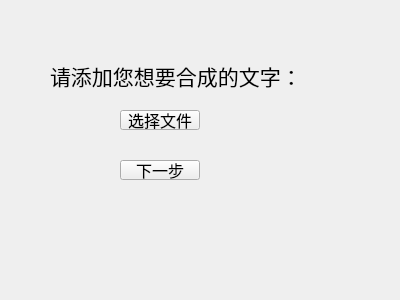
zsplj/AI_intro-ui, file aitrans_2/speechsynthesis_1.ui: the form before one commit.
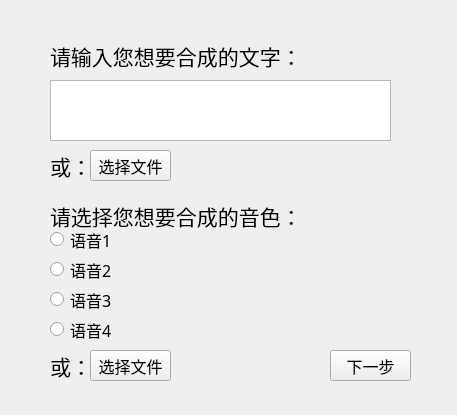
The form after the commit.

Commit message: 语音合成ui框架

```diff
--- a/aitrans_2/speechsynthesis_1.ui
+++ b/aitrans_2/speechsynthesis_1.ui
@@ -6,38 +6,19 @@
    <rect>
     <x>0</x>
     <y>0</y>
-    <width>400</width>
-    <height>300</height>
+    <width>457</width>
+    <height>415</height>
    </rect>
   </property>
   <property name="windowTitle">
    <string>Form</string>
   </property>
-  <widget class="QPushButton" name="nextBtn">
-   <property name="geometry">
-    <rect>
-     <x>120</x>
-     <y>160</y>
-     <width>80</width>
-     <height>20</height>
-    </rect>
-   </property>
-   <property name="font">
-    <font>
-     <family>华文新魏</family>
-     <pointsize>12</pointsize>
-    </font>
-   </property>
-   <property name="text">
-    <string>下一步</string>
-   </property>
-  </widget>
   <widget class="QLabel" name="label">
    <property name="geometry">
     <rect>
      <x>50</x>
-     <y>60</y>
-     <width>261</width>
+     <y>40</y>
+     <width>321</width>
      <height>31</height>
     </rect>
    </property>
@@ -48,16 +29,16 @@
     </font>
    </property>
    <property name="text">
-    <string>请添加您想要合成的文字：</string>
+    <string>请输入您想要合成的文字：</string>
    </property>
   </widget>
   <widget class="QPushButton" name="nextBtn_2">
    <property name="geometry">
     <rect>
-     <x>120</x>
-     <y>110</y>
-     <width>80</width>
-     <height>20</height>
+     <x>90</x>
+     <y>150</y>
+     <width>81</width>
+     <height>31</height>
     </rect>
    </property>
    <property name="font">
@@ -70,6 +51,187 @@
     <string>选择文件</string>
    </property>
   </widget>
+  <widget class="QPushButton" name="nextBtn_3">
+   <property name="geometry">
+    <rect>
+     <x>90</x>
+     <y>350</y>
+     <width>81</width>
+     <height>31</height>
+    </rect>
+   </property>
+   <property name="font">
+    <font>
+     <family>华文新魏</family>
+     <pointsize>12</pointsize>
+    </font>
+   </property>
+   <property name="text">
+    <string>选择文件</string>
+   </property>
+  </widget>
+  <widget class="QPushButton" name="nextBtn_4">
+   <property name="geometry">
+    <rect>
+     <x>330</x>
+     <y>350</y>
+     <width>81</width>
+     <height>31</height>
+    </rect>
+   </property>
+   <property name="font">
+    <font>
+     <family>华文新魏</family>
+     <pointsize>12</pointsize>
+    </font>
+   </property>
+   <property name="text">
+    <string>下一步</string>
+   </property>
+  </widget>
+  <widget class="QRadioButton" name="radioButton_7">
+   <property name="geometry">
+    <rect>
+     <x>50</x>
+     <y>320</y>
+     <width>81</width>
+     <height>19</height>
+    </rect>
+   </property>
+   <property name="font">
+    <font>
+     <family>华文新魏</family>
+     <pointsize>12</pointsize>
+    </font>
+   </property>
+   <property name="text">
+    <string>语音4</string>
+   </property>
+  </widget>
+  <widget class="QRadioButton" name="radioButton">
+   <property name="geometry">
+    <rect>
+     <x>50</x>
+     <y>230</y>
+     <width>81</width>
+     <height>19</height>
+    </rect>
+   </property>
+   <property name="font">
+    <font>
+     <family>华文新魏</family>
+     <pointsize>12</pointsize>
+    </font>
+   </property>
+   <property name="text">
+    <string>语音1</string>
+   </property>
+  </widget>
+  <widget class="QRadioButton" name="radioButton_6">
+   <property name="geometry">
+    <rect>
+     <x>50</x>
+     <y>290</y>
+     <width>81</width>
+     <height>19</height>
+    </rect>
+   </property>
+   <property name="font">
+    <font>
+     <family>华文新魏</family>
+     <pointsize>12</pointsize>
+    </font>
+   </property>
+   <property name="text">
+    <string>语音3</string>
+   </property>
+  </widget>
+  <widget class="QRadioButton" name="radioButton_5">
+   <property name="geometry">
+    <rect>
+     <x>50</x>
+     <y>260</y>
+     <width>81</width>
+     <height>19</height>
+    </rect>
+   </property>
+   <property name="font">
+    <font>
+     <family>华文新魏</family>
+     <pointsize>12</pointsize>
+    </font>
+   </property>
+   <property name="text">
+    <string>语音2</string>
+   </property>
+  </widget>
+  <widget class="QLabel" name="label_2">
+   <property name="geometry">
+    <rect>
+     <x>50</x>
+     <y>200</y>
+     <width>331</width>
+     <height>31</height>
+    </rect>
+   </property>
+   <property name="font">
+    <font>
+     <family>华文行楷</family>
+     <pointsize>16</pointsize>
+    </font>
+   </property>
+   <property name="text">
+    <string>请选择您想要合成的音色：</string>
+   </property>
+  </widget>
+  <widget class="QPlainTextEdit" name="plainTextEdit">
+   <property name="geometry">
+    <rect>
+     <x>50</x>
+     <y>80</y>
+     <width>341</width>
+     <height>61</height>
+    </rect>
+   </property>
+  </widget>
+  <widget class="QLabel" name="label_3">
+   <property name="geometry">
+    <rect>
+     <x>50</x>
+     <y>150</y>
+     <width>51</width>
+     <height>31</height>
+    </rect>
+   </property>
+   <property name="font">
+    <font>
+     <family>华文行楷</family>
+     <pointsize>16</pointsize>
+    </font>
+   </property>
+   <property name="text">
+    <string>或：</string>
+   </property>
+  </widget>
+  <widget class="QLabel" name="label_4">
+   <property name="geometry">
+    <rect>
+     <x>50</x>
+     <y>350</y>
+     <width>51</width>
+     <height>31</height>
+    </rect>
+   </property>
+   <property name="font">
+    <font>
+     <family>华文行楷</family>
+     <pointsize>16</pointsize>
+    </font>
+   </property>
+   <property name="text">
+    <string>或：</string>
+   </property>
+  </widget>
  </widget>
  <resources/>
  <connections/>
```
The commit also changes 9 other files.
